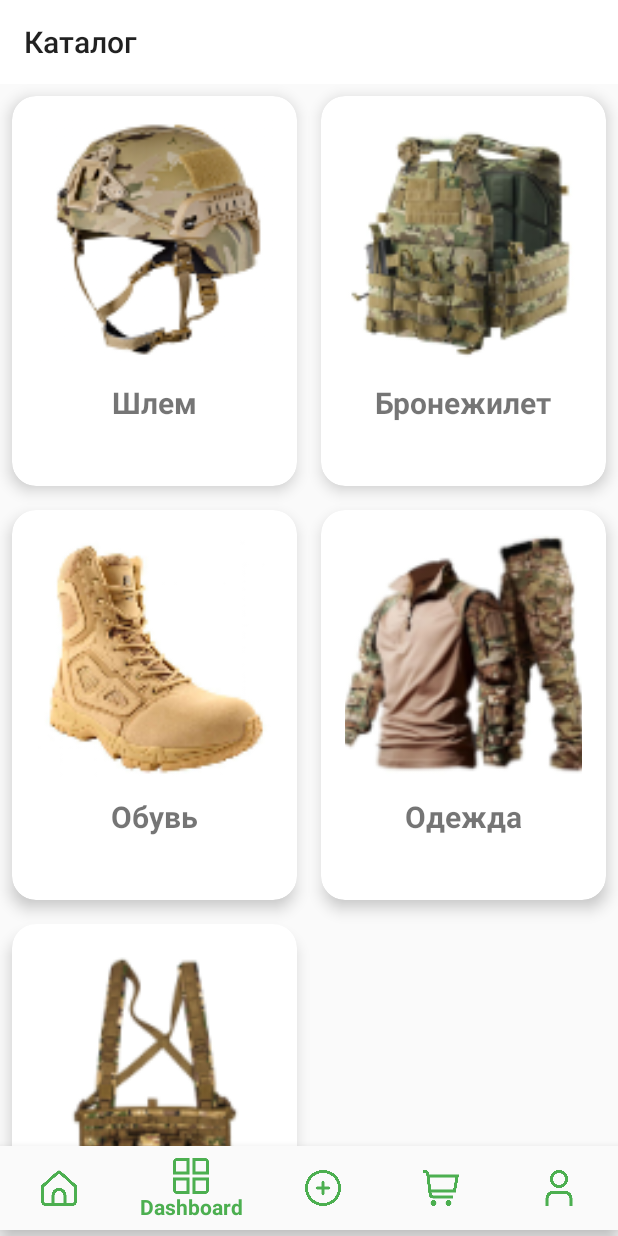
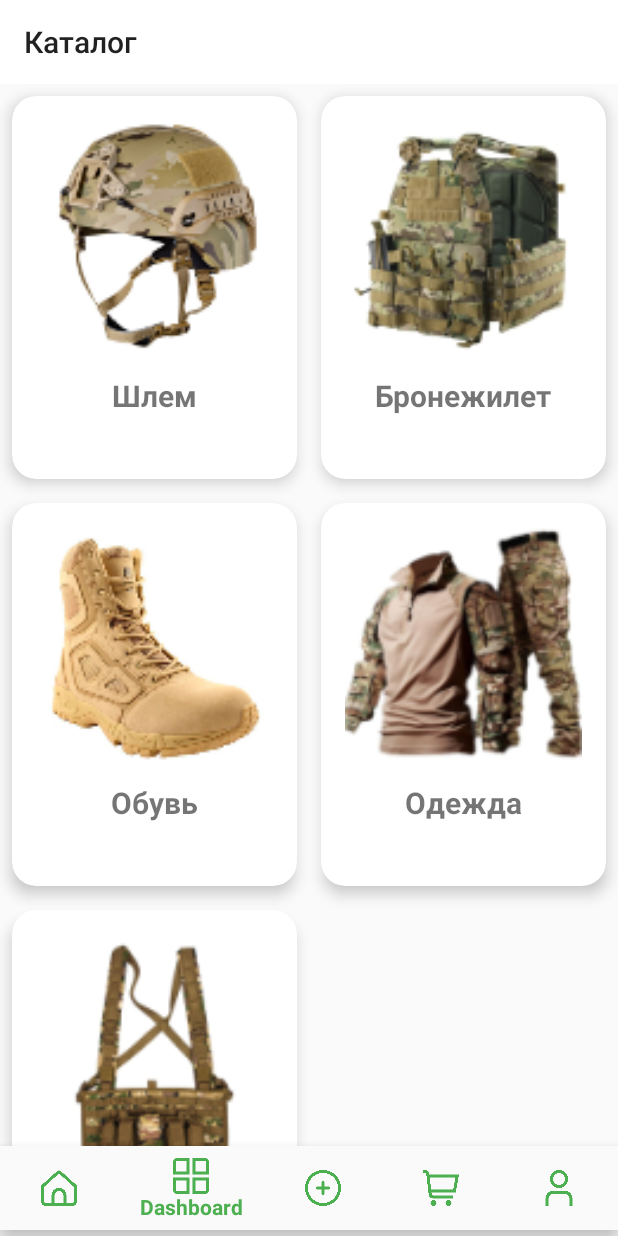
Before and after one commit to alwayswnnasleep/ZedkaShop, an Android app: the DashboardFragment screen opened through its navigation route, on a phone screen of 412 x 824 dp. Run offline under Robolectric (Android 15) with nearby library versions, the phone set to English and light mode, and no system bars; our stand-ins replace Firebase (no records; nobody signed in at launch, a user with empty details on screens opened directly), navigation-ui.

Commit message:
Адаптировано под планшет

```diff
--- a/code/app/src/main/java/com/example/zedkashop/ui/dashboard/DashboardFragment.kt
+++ b/code/app/src/main/java/com/example/zedkashop/ui/dashboard/DashboardFragment.kt
@@ -26,8 +26,12 @@ class DashboardFragment : Fragment() {
 
     override fun onViewCreated(view: View, savedInstanceState: Bundle?) {
         super.onViewCreated(view, savedInstanceState)
-        (activity as AppCompatActivity).supportActionBar?.show()
-        (activity as AppCompatActivity).supportActionBar?.title = "Каталог"
+
+        // Показываем ActionBar и устанавливаем заголовок
+        (activity as AppCompatActivity).supportActionBar?.apply {
+            show()
+            title = "Каталог"
+        }
 
         // Список элементов для отображения
         val items = listOf(
@@ -39,20 +43,25 @@ class DashboardFragment : Fragment() {
         )
 
         // Настройка RecyclerView
-        binding.recyclerView.layoutManager = GridLayoutManager(context, 2)
-        binding.recyclerView.adapter = CatalogAdapter(items) { catalogItem ->
-            // Создание Bundle для передачи выбранной категории
-            val bundle = Bundle().apply {
-                putString("category", catalogItem.name) // Передаем выбранную категорию
+        setupRecyclerView(items)
+    }
+
+    private fun setupRecyclerView(items: List<CatalogItem>) {
+        // Установка менеджера компоновки и адаптера для RecyclerView
+        binding.recyclerView.apply {
+            layoutManager = GridLayoutManager(context, 2) // 2 столбца
+            adapter = CatalogAdapter(items) { catalogItem ->
+                // Навигация к ProductCatalogFragment с передачей выбранной категории
+                val bundle = Bundle().apply {
+                    putString("category", catalogItem.name) // Передаем выбранную категорию
+                }
+                findNavController().navigate(R.id.action_navigation_dashboard_to_productCatalogFragment, bundle)
             }
-
-            // Навигация к ProductCatalogFragment с передачей данных
-            findNavController().navigate(R.id.action_navigation_dashboard_to_productCatalogFragment, bundle)
         }
     }
 
     override fun onDestroyView() {
         super.onDestroyView()
-        _binding = null
+        _binding = null // Очищаем ссылку на binding
     }
 }
--- a/code/app/src/main/res/layout/item_catalog.xml
+++ b/code/app/src/main/res/layout/item_catalog.xml
@@ -1,16 +1,15 @@
-<?xml version="1.0" encoding="utf-8"?>
 <androidx.cardview.widget.CardView
     xmlns:android="http://schemas.android.com/apk/res/android"
     xmlns:app="http://schemas.android.com/apk/res-auto"
-    android:layout_width="wrap_content"
-    android:layout_height="@dimen/layout_height"
+    android:layout_width="match_parent"
+    android:layout_height="wrap_content"
     android:layout_margin="@dimen/margin_top"
     app:cardCornerRadius="@dimen/card_corner_radius"
     app:cardElevation="@dimen/card_elevation">
 
     <LinearLayout
         android:layout_width="match_parent"
-        android:layout_height="match_parent"
+        android:layout_height="wrap_content"
         android:orientation="vertical"
         android:padding="@dimen/card_padding">
 
@@ -19,7 +18,7 @@
             android:layout_width="match_parent"
             android:layout_height="0dp"
             android:layout_weight="1"
-            android:scaleType="centerCrop"
+            android:scaleType="fitCenter"
             android:adjustViewBounds="true"
             android:layout_marginBottom="@dimen/margin_end_item_product" />
 
@@ -43,6 +42,5 @@
             android:textSize="@dimen/text_size_medium"
             android:maxLines="2"
             android:ellipsize="end" />
-
     </LinearLayout>
 </androidx.cardview.widget.CardView>
--- a/code/app/src/main/res/layout/item_product.xml
+++ b/code/app/src/main/res/layout/item_product.xml
@@ -17,6 +17,8 @@
             android:id="@+id/productImage"
             android:layout_width="@dimen/image_size"
             android:layout_height="@dimen/image_size"
+            android:layout_centerHorizontal="true"
+            android:layout_marginBottom="@dimen/margin_end_item_product"
             android:scaleType="fitCenter" />
 
         <TextView
```
Also changed, not shown: code/app/src/main/res/values-sw720dp/dimens.xml (+42 -6 lines), code/app/src/main/res/values/dimens.xml (indentation only).
